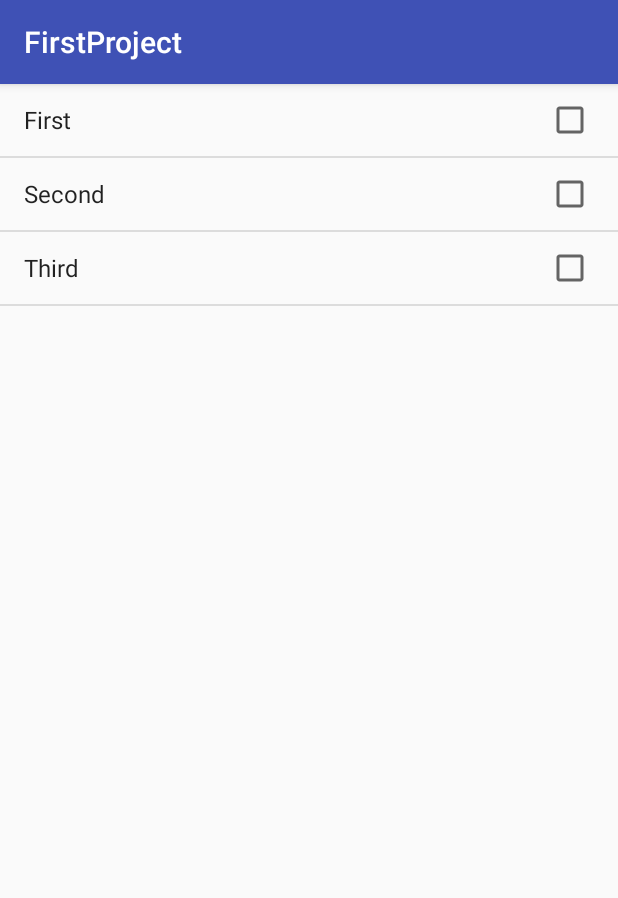
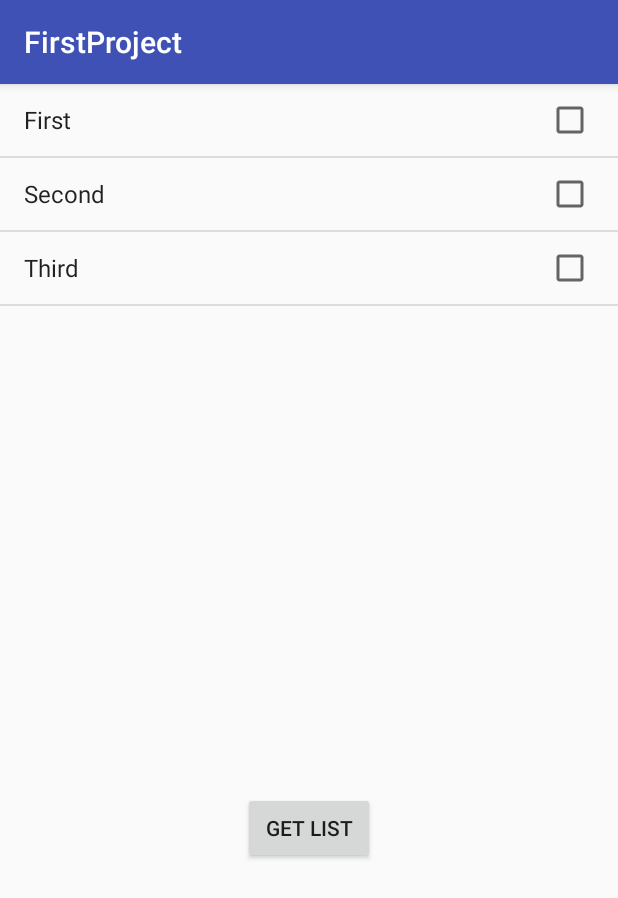
Before and after one commit to fabiensebban/CoursAndroid, an Android app: the screen it shows after launch (MainActivity), on a phone screen of 412 x 824 dp. Shown: the top 898 px of the screen. Run offline under Robolectric (Android 15) with nearby library versions, the phone set to English and light mode, and no system bars.

Commit message:
27-09 - Exercice 6

```diff
--- a/app/src/main/java/com/example/fabiansebban/firstproject/MainActivity.java
+++ b/app/src/main/java/com/example/fabiansebban/firstproject/MainActivity.java
@@ -1,11 +1,15 @@
 package com.example.fabiansebban.firstproject;
 
+import android.provider.Settings;
 import android.support.v7.app.AppCompatActivity;
 import android.os.Bundle;
 import android.support.v7.widget.ListViewCompat;
+import android.util.Log;
+import android.util.SparseBooleanArray;
 import android.view.View;
 import android.widget.AdapterView;
 import android.widget.ArrayAdapter;
+import android.widget.Button;
 import android.widget.ListView;
 import android.widget.SimpleAdapter;
 import android.widget.Toast;
@@ -13,6 +17,7 @@ import android.widget.Toast;
 public class MainActivity extends AppCompatActivity {
 
     private ListView mainListView;
+    private Button mainButtonView;
 
     // Permet d'initialiser l'appli
     @Override
@@ -21,6 +26,7 @@ public class MainActivity extends AppCompatActivity {
         setContentView(R.layout.activity_main_ex4);
 
         mainListView = (ListView)findViewById(R.id.toto);
+        mainButtonView = (Button)findViewById(R.id.confirmButton);
 
         ArrayAdapter<String> listAdapter = new ArrayAdapter<String>(this, android.R.layout.simple_list_item_multiple_choice);
 
@@ -42,6 +48,27 @@ public class MainActivity extends AppCompatActivity {
 
         mainListView.setChoiceMode(ListView.CHOICE_MODE_MULTIPLE);
         mainListView.setAdapter(listAdapter);
+
+        mainButtonView.setOnClickListener(new View.OnClickListener() {
+            public void onClick(View v) {
+
+                int i = 0;
+                String toPrint = "";
+
+                SparseBooleanArray checkedElements = mainListView.getCheckedItemPositions();
+
+                while(i < mainListView.getAdapter().getCount())
+                {
+                    if(checkedElements.get(i))
+                    {
+                        toPrint = toPrint + mainListView.getAdapter().getItem(i) + "\n";
+                    }
+
+                    i++;
+                }
+                Log.d("Mes logs", toPrint);
+            }
+        });
     }
 
     // Délancher quand l'utilisateur quitte l'appli
--- a/app/src/main/res/layout/activity_main_ex4.xml
+++ b/app/src/main/res/layout/activity_main_ex4.xml
@@ -6,10 +6,16 @@
     <ListView
         android:id="@+id/toto"
         android:layout_width="match_parent"
-        android:layout_height="match_parent"
+        android:layout_height="472dp"
         >
 
     </ListView>
 
+    <Button
+        android:layout_width="wrap_content"
+        android:layout_height="wrap_content"
+        android:id="@+id/confirmButton"
+        android:text="Get List"
+        android:layout_gravity="center_horizontal" />
 
 </LinearLayout>
```
